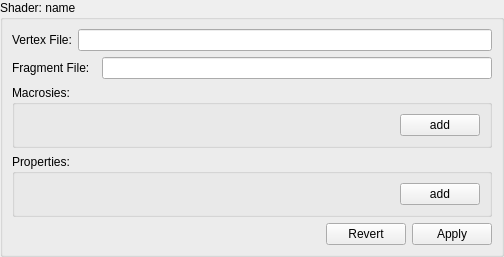
maxon887/Cross, file Editor/Sources/PropertyViews/ShaderView.ui: the form before one commit.
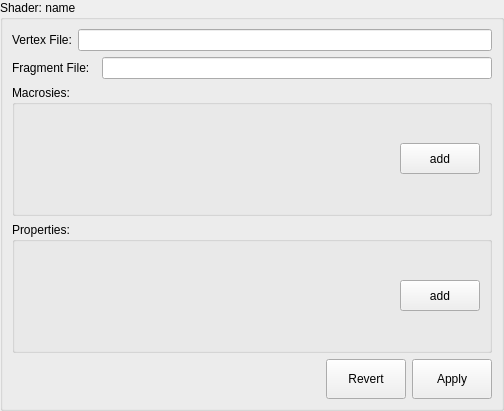
The form after the commit. Custom widgets are drawn as their Qt base class.

What changed in the file:
```diff
--- a/Editor/Sources/PropertyViews/ShaderView.ui
+++ b/Editor/Sources/PropertyViews/ShaderView.ui
@@ -7,7 +7,7 @@
     <x>0</x>
     <y>0</y>
     <width>504</width>
-    <height>248</height>
+    <height>411</height>
    </rect>
   </property>
   <property name="windowTitle">
```
Left out of the diff: 38 changed lines with no effect on the pictures.
